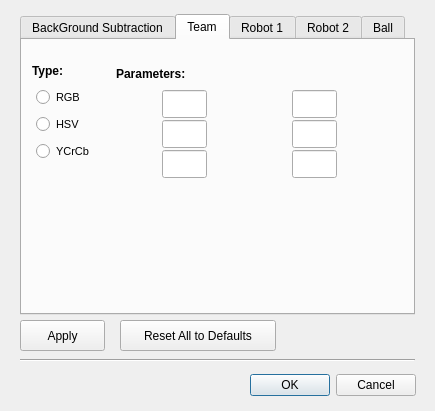
Above: Mirosot-PC/ProcessingSettingsDialog.ui from eyllanesc/Mirosot-Peru before the change. Below: the same form after it.
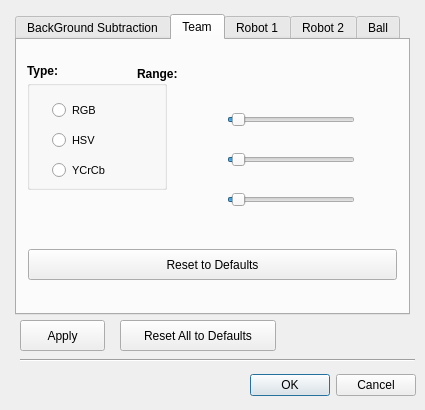
That is the form after the change. The open tabs and pages were chosen to show the change. Custom widgets are drawn as their Qt base class.

The edit to the form file:
```diff
--- a/Mirosot-PC/ProcessingSettingsDialog.ui
+++ b/Mirosot-PC/ProcessingSettingsDialog.ui
@@ -6,8 +6,8 @@
    <rect>
     <x>0</x>
     <y>0</y>
-    <width>435</width>
-    <height>411</height>
+    <width>425</width>
+    <height>410</height>
    </rect>
   </property>
   <property name="sizePolicy">
@@ -18,8 +18,14 @@
   </property>
   <property name="minimumSize">
    <size>
-    <width>0</width>
-    <height>0</height>
+    <width>425</width>
+    <height>410</height>
+   </size>
+  </property>
+  <property name="maximumSize">
+   <size>
+    <width>425</width>
+    <height>410</height>
    </size>
   </property>
   <property name="windowTitle">
@@ -31,7 +37,7 @@
   <widget class="QTabWidget" name="tabWidget">
    <property name="geometry">
     <rect>
-     <x>20</x>
+     <x>15</x>
      <y>14</y>
      <width>395</width>
      <height>301</height>
@@ -162,104 +168,10 @@
     <attribute name="title">
      <string>Team</string>
     </attribute>
-    <widget class="QPushButton" name="resetColorToDefaultsButton">
-     <property name="geometry">
-      <rect>
-       <x>11</x>
-       <y>286</y>
-       <width>135</width>
-       <height>31</height>
-      </rect>
-     </property>
-     <property name="text">
-      <string>Reset to Defaults</string>
-     </property>
-    </widget>
-    <widget class="QRadioButton" name="ColorRGBButton">
-     <property name="geometry">
-      <rect>
-       <x>14</x>
-       <y>47</y>
-       <width>49</width>
-       <height>21</height>
-      </rect>
-     </property>
-     <property name="maximumSize">
-      <size>
-       <width>140</width>
-       <height>16777215</height>
-      </size>
-     </property>
-     <property name="font">
-      <font>
-       <pointsize>8</pointsize>
-      </font>
-     </property>
-     <property name="text">
-      <string>RGB</string>
-     </property>
-     <attribute name="buttonGroup">
-      <string notr="true">ColorTypeGroup</string>
-     </attribute>
-    </widget>
-    <widget class="QRadioButton" name="ColorHSVButton">
-     <property name="geometry">
-      <rect>
-       <x>14</x>
-       <y>74</y>
-       <width>71</width>
-       <height>21</height>
-      </rect>
-     </property>
-     <property name="maximumSize">
-      <size>
-       <width>140</width>
-       <height>16777215</height>
-      </size>
-     </property>
-     <property name="font">
-      <font>
-       <pointsize>8</pointsize>
-      </font>
-     </property>
-     <property name="text">
-      <string>HSV</string>
-     </property>
-     <attribute name="buttonGroup">
-      <string notr="true">ColorTypeGroup</string>
-     </attribute>
-    </widget>
-    <widget class="QRadioButton" name="ColorYCrCbButton">
-     <property name="geometry">
-      <rect>
-       <x>14</x>
-       <y>101</y>
-       <width>62</width>
-       <height>21</height>
-      </rect>
-     </property>
-     <property name="maximumSize">
-      <size>
-       <width>140</width>
-       <height>16777215</height>
-      </size>
-     </property>
-     <property name="font">
-      <font>
-       <pointsize>8</pointsize>
-      </font>
-     </property>
-     <property name="text">
-      <string>YCrCb</string>
-     </property>
-     <attribute name="buttonGroup">
-      <string notr="true">ColorTypeGroup</string>
-     </attribute>
-    </widget>
     <widget class="QLabel" name="label_3">
      <property name="geometry">
       <rect>
-       <x>94</x>
+       <x>120</x>
        <y>20</y>
        <width>71</width>
        <height>27</height>
@@ -285,415 +197,7 @@
       </font>
      </property>
      <property name="text">
-      <string>Parameters:</string>
-     </property>
-    </widget>
-    <widget class="QLabel" name="ColorParam1Label">
-     <property name="geometry">
-      <rect>
-       <x>96</x>
-       <y>48</y>
-       <width>50</width>
-       <height>16</height>
-      </rect>
-     </property>
-     <property name="sizePolicy">
-      <sizepolicy hsizetype="Minimum" vsizetype="Preferred">
-       <horstretch>0</horstretch>
-       <verstretch>0</verstretch>
-      </sizepolicy>
-     </property>
-     <property name="minimumSize">
-      <size>
-       <width>50</width>
-       <height>0</height>
-      </size>
-     </property>
-     <property name="maximumSize">
-      <size>
-       <width>50</width>
-       <height>16777215</height>
-      </size>
-     </property>
-     <property name="font">
-      <font>
-       <pointsize>8</pointsize>
-      </font>
-     </property>
-     <property name="text">
-      <string/>
-     </property>
-    </widget>
-    <widget class="QLineEdit" name="ColorParam1Edit">
-     <property name="geometry">
-      <rect>
-       <x>140</x>
-       <y>50</y>
-       <width>45</width>
-       <height>28</height>
-      </rect>
-     </property>
-     <property name="sizePolicy">
-      <sizepolicy hsizetype="Minimum" vsizetype="Fixed">
-       <horstretch>0</horstretch>
-       <verstretch>0</verstretch>
-      </sizepolicy>
-     </property>
-     <property name="minimumSize">
-      <size>
-       <width>45</width>
-       <height>0</height>
-      </size>
-     </property>
-     <property name="maximumSize">
-      <size>
-       <width>45</width>
-       <height>16777215</height>
-      </size>
-     </property>
-     <property name="font">
-      <font>
-       <pointsize>8</pointsize>
-      </font>
-     </property>
-    </widget>
-    <widget class="QLabel" name="ColorParam2Label">
-     <property name="geometry">
-      <rect>
-       <x>96</x>
-       <y>84</y>
-       <width>50</width>
-       <height>16</height>
-      </rect>
-     </property>
-     <property name="sizePolicy">
-      <sizepolicy hsizetype="Minimum" vsizetype="Preferred">
-       <horstretch>0</horstretch>
-       <verstretch>0</verstretch>
-      </sizepolicy>
-     </property>
-     <property name="minimumSize">
-      <size>
-       <width>50</width>
-       <height>0</height>
-      </size>
-     </property>
-     <property name="maximumSize">
-      <size>
-       <width>50</width>
-       <height>16777215</height>
-      </size>
-     </property>
-     <property name="font">
-      <font>
-       <pointsize>8</pointsize>
-      </font>
-     </property>
-     <property name="text">
-      <string/>
-     </property>
-    </widget>
-    <widget class="QLabel" name="ColorParam2Label_2">
-     <property name="geometry">
-      <rect>
-       <x>220</x>
-       <y>80</y>
-       <width>50</width>
-       <height>16</height>
-      </rect>
-     </property>
-     <property name="minimumSize">
-      <size>
-       <width>50</width>
-       <height>0</height>
-      </size>
-     </property>
-     <property name="maximumSize">
-      <size>
-       <width>50</width>
-       <height>16777215</height>
-      </size>
-     </property>
-     <property name="font">
-      <font>
-       <pointsize>8</pointsize>
-      </font>
-     </property>
-     <property name="text">
-      <string/>
-     </property>
-    </widget>
-    <widget class="QLineEdit" name="ColorParam2Edit">
-     <property name="geometry">
-      <rect>
-       <x>140</x>
-       <y>80</y>
-       <width>45</width>
-       <height>28</height>
-      </rect>
-     </property>
-     <property name="sizePolicy">
-      <sizepolicy hsizetype="Minimum" vsizetype="Fixed">
-       <horstretch>0</horstretch>
-       <verstretch>0</verstretch>
-      </sizepolicy>
-     </property>
-     <property name="minimumSize">
-      <size>
-       <width>45</width>
-       <height>0</height>
-      </size>
-     </property>
-     <property name="maximumSize">
-      <size>
-       <width>45</width>
-       <height>16777215</height>
-      </size>
-     </property>
-     <property name="font">
-      <font>
-       <pointsize>8</pointsize>
-      </font>
-     </property>
-    </widget>
-    <widget class="QLabel" name="ColorParam3Label">
-     <property name="geometry">
-      <rect>
-       <x>96</x>
-       <y>120</y>
-       <width>50</width>
-       <height>16</height>
-      </rect>
-     </property>
-     <property name="sizePolicy">
-      <sizepolicy hsizetype="Minimum" vsizetype="Preferred">
-       <horstretch>0</horstretch>
-       <verstretch>0</verstretch>
-      </sizepolicy>
-     </property>
-     <property name="minimumSize">
-      <size>
-       <width>50</width>
-       <height>0</height>
-      </size>
-     </property>
-     <property name="maximumSize">
-      <size>
-       <width>50</width>
-       <height>16777215</height>
-      </size>
-     </property>
-     <property name="font">
-      <font>
-       <pointsize>8</pointsize>
-      </font>
-     </property>
-     <property name="text">
-      <string/>
-     </property>
-    </widget>
-    <widget class="QLineEdit" name="ColorParam3Edit">
-     <property name="geometry">
-      <rect>
-       <x>140</x>
-       <y>110</y>
-       <width>45</width>
-       <height>28</height>
-      </rect>
-     </property>
-     <property name="sizePolicy">
-      <sizepolicy hsizetype="Minimum" vsizetype="Fixed">
-       <horstretch>0</horstretch>
-       <verstretch>0</verstretch>
-      </sizepolicy>
-     </property>
-     <property name="minimumSize">
-      <size>
-       <width>45</width>
-       <height>0</height>
-      </size>
-     </property>
-     <property name="maximumSize">
-      <size>
-       <width>45</width>
-       <height>16777215</height>
-      </size>
-     </property>
-     <property name="font">
-      <font>
-       <pointsize>8</pointsize>
-      </font>
-     </property>
-    </widget>
-    <widget class="QLabel" name="ColorParam1Label_2">
-     <property name="geometry">
-      <rect>
-       <x>220</x>
-       <y>50</y>
-       <width>50</width>
-       <height>16</height>
-      </rect>
-     </property>
-     <property name="sizePolicy">
-      <sizepolicy hsizetype="Minimum" vsizetype="Preferred">
-       <horstretch>0</horstretch>
-       <verstretch>0</verstretch>
-      </sizepolicy>
-     </property>
-     <property name="minimumSize">
-      <size>
-       <width>50</width>
-       <height>0</height>
-      </size>
-     </property>
-     <property name="maximumSize">
-      <size>
-       <width>50</width>
-       <height>16777215</height>
-      </size>
-     </property>
-     <property name="font">
-      <font>
-       <pointsize>8</pointsize>
-      </font>
-     </property>
-     <property name="text">
-      <string/>
-     </property>
-    </widget>
-    <widget class="QLineEdit" name="ColorParam1Edit_2">
-     <property name="geometry">
-      <rect>
-       <x>270</x>
-       <y>50</y>
-       <width>45</width>
-       <height>28</height>
-      </rect>
-     </property>
-     <property name="sizePolicy">
-      <sizepolicy hsizetype="Minimum" vsizetype="Fixed">
-       <horstretch>0</horstretch>
-       <verstretch>0</verstretch>
-      </sizepolicy>
-     </property>
-     <property name="minimumSize">
-      <size>
-       <width>45</width>
-       <height>0</height>
-      </size>
-     </property>
-     <property name="maximumSize">
-      <size>
-       <width>45</width>
-       <height>16777215</height>
-      </size>
-     </property>
-     <property name="font">
-      <font>
-       <pointsize>8</pointsize>
-      </font>
-     </property>
-    </widget>
-    <widget class="QLineEdit" name="ColorParam2Edit_2">
-     <property name="geometry">
-      <rect>
-       <x>270</x>
-       <y>80</y>
-       <width>45</width>
-       <height>28</height>
-      </rect>
-     </property>
-     <property name="sizePolicy">
-      <sizepolicy hsizetype="Minimum" vsizetype="Fixed">
-       <horstretch>0</horstretch>
-       <verstretch>0</verstretch>
-      </sizepolicy>
-     </property>
-     <property name="minimumSize">
-      <size>
-       <width>45</width>
-       <height>0</height>
-      </size>
-     </property>
-     <property name="maximumSize">
-      <size>
-       <width>45</width>
-       <height>16777215</height>
-      </size>
-     </property>
-     <property name="font">
-      <font>
-       <pointsize>8</pointsize>
-      </font>
-     </property>
-    </widget>
-    <widget class="QLabel" name="ColorParam3Label_2">
-     <property name="geometry">
-      <rect>
-       <x>220</x>
-       <y>120</y>
-       <width>50</width>
-       <height>16</height>
-      </rect>
-     </property>
-     <property name="sizePolicy">
-      <sizepolicy hsizetype="Minimum" vsizetype="Preferred">
-       <horstretch>0</horstretch>
-       <verstretch>0</verstretch>
-      </sizepolicy>
-     </property>
-     <property name="minimumSize">
-      <size>
-       <width>50</width>
-       <height>0</height>
-      </size>
-     </property>
-     <property name="maximumSize">
-      <size>
-       <width>50</width>
-       <height>16777215</height>
-      </size>
-     </property>
-     <property name="font">
-      <font>
-       <pointsize>8</pointsize>
-      </font>
-     </property>
-     <property name="text">
-      <string/>
-     </property>
-    </widget>
-    <widget class="QLineEdit" name="ColorParam3Edit_2">
-     <property name="geometry">
-      <rect>
-       <x>270</x>
-       <y>110</y>
-       <width>45</width>
-       <height>28</height>
-      </rect>
-     </property>
-     <property name="sizePolicy">
-      <sizepolicy hsizetype="Minimum" vsizetype="Fixed">
-       <horstretch>0</horstretch>
-       <verstretch>0</verstretch>
-      </sizepolicy>
-     </property>
-     <property name="minimumSize">
-      <size>
-       <width>45</width>
-       <height>0</height>
-      </size>
-     </property>
-     <property name="maximumSize">
-      <size>
-       <width>45</width>
-       <height>16777215</height>
-      </size>
-     </property>
-     <property name="font">
-      <font>
-       <pointsize>8</pointsize>
-      </font>
+      <string>Range:</string>
      </property>
     </widget>
     <widget class="QLabel" name="label_2">
@@ -716,6 +220,281 @@
       <string>Type:</string>
      </property>
     </widget>
+    <widget class="QxtSpanSlider" name="TeamChannel1qxtSpanSlider">
+     <property name="geometry">
+      <rect>
+       <x>210</x>
+       <y>70</y>
+       <width>128</width>
+       <height>20</height>
+      </rect>
+     </property>
+     <property name="sizePolicy">
+      <sizepolicy hsizetype="Expanding" vsizetype="Fixed">
+       <horstretch>0</horstretch>
+       <verstretch>0</verstretch>
+      </sizepolicy>
+     </property>
+     <property name="maximum">
+      <number>255</number>
+     </property>
+     <property name="sliderPosition">
+      <number>10</number>
+     </property>
+     <property name="orientation">
+      <enum>Qt::Horizontal</enum>
+     </property>
+     <property name="tickPosition">
+      <enum>QSlider::NoTicks</enum>
+     </property>
+     <property name="upperValue">
+      <number>255</number>
+     </property>
+     <property name="handleMovementMode">
+      <enum>QxtSpanSlider::NoCrossing</enum>
+     </property>
+    </widget>
+    <widget class="QxtSpanSlider" name="TeamChannel2qxtSpanSlider">
+     <property name="geometry">
+      <rect>
+       <x>210</x>
+       <y>110</y>
+       <width>128</width>
+       <height>20</height>
+      </rect>
+     </property>
+     <property name="sizePolicy">
+      <sizepolicy hsizetype="Expanding" vsizetype="Fixed">
+       <horstretch>0</horstretch>
+       <verstretch>0</verstretch>
+      </sizepolicy>
+     </property>
+     <property name="maximum">
+      <number>255</number>
+     </property>
+     <property name="sliderPosition">
+      <number>10</number>
+     </property>
+     <property name="orientation">
+      <enum>Qt::Horizontal</enum>
+     </property>
+     <property name="upperValue">
+      <number>255</number>
+     </property>
+     <property name="handleMovementMode">
+      <enum>QxtSpanSlider::NoCrossing</enum>
+     </property>
+    </widget>
+    <widget class="QxtSpanSlider" name="TeamChannel3qxtSpanSlider">
+     <property name="geometry">
+      <rect>
+       <x>210</x>
+       <y>150</y>
+       <width>128</width>
+       <height>19</height>
+      </rect>
+     </property>
+     <property name="sizePolicy">
+      <sizepolicy hsizetype="Expanding" vsizetype="Fixed">
+       <horstretch>0</horstretch>
+       <verstretch>0</verstretch>
+      </sizepolicy>
+     </property>
+     <property name="maximum">
+      <number>255</number>
+     </property>
+     <property name="sliderPosition">
+      <number>10</number>
+     </property>
+     <property name="orientation">
+      <enum>Qt::Horizontal</enum>
+     </property>
+     <property name="upperValue">
+      <number>255</number>
+     </property>
+     <property name="upperPosition">
+      <number>255</number>
+     </property>
+     <property name="handleMovementMode">
+      <enum>QxtSpanSlider::NoCrossing</enum>
+     </property>
+    </widget>
+    <widget class="QPushButton" name="resetTeamToDefaultsButton">
+     <property name="geometry">
+      <rect>
+       <x>11</x>
+       <y>209</y>
+       <width>369</width>
+       <height>31</height>
+      </rect>
+     </property>
+     <property name="text">
+      <string>Reset to Defaults</string>
+     </property>
+    </widget>
+    <widget class="QLabel" name="TeamChannel1min">
+     <property name="geometry">
+      <rect>
+       <x>170</x>
+       <y>70</y>
+       <width>31</width>
+       <height>21</height>
+      </rect>
+     </property>
+     <property name="text">
+      <string/>
+     </property>
+    </widget>
+    <widget class="QLabel" name="TeamChannel1max">
+     <property name="geometry">
+      <rect>
+       <x>350</x>
+       <y>70</y>
+       <width>31</width>
+       <height>21</height>
+      </rect>
+     </property>
+     <property name="text">
+      <string/>
+     </property>
+    </widget>
+    <widget class="QLabel" name="TeamChannel2min">
+     <property name="geometry">
+      <rect>
+       <x>170</x>
+       <y>110</y>
+       <width>31</width>
+       <height>21</height>
+      </rect>
+     </property>
+     <property name="text">
+      <string/>
+     </property>
+    </widget>
+    <widget class="QLabel" name="TeamChannel2max">
+     <property name="geometry">
+      <rect>
+       <x>350</x>
+       <y>110</y>
+       <width>31</width>
+       <height>21</height>
+      </rect>
+     </property>
+     <property name="text">
+      <string/>
+     </property>
+    </widget>
+    <widget class="QLabel" name="TeamChannel3min">
+     <property name="geometry">
+      <rect>
+       <x>170</x>
+       <y>150</y>
+       <width>31</width>
+       <height>21</height>
+      </rect>
+     </property>
+     <property name="text">
+      <string/>
+     </property>
+    </widget>
+    <widget class="QLabel" name="TeamChannel3max">
+     <property name="geometry">
+      <rect>
+       <x>350</x>
+       <y>150</y>
+       <width>31</width>
+       <height>21</height>
+      </rect>
+     </property>
+     <property name="text">
+      <string/>
+     </property>
+    </widget>
+    <widget class="QGroupBox" name="groupBox_2">
+     <property name="geometry">
+      <rect>
+       <x>10</x>
+       <y>40</y>
+       <width>140</width>
+       <height>110</height>
+      </rect>
+     </property>
+     <property name="title">
+      <string/>
+     </property>
+     <widget class="QRadioButton" name="TeamColorRGBButton">
+      <property name="geometry">
+       <rect>
+        <x>25</x>
+        <y>20</y>
+        <width>60</width>
+        <height>20</height>
+       </rect>
+      </property>
+      <property name="maximumSize">
+       <size>
+        <width>140</width>
+        <height>16777215</height>
+       </size>
+      </property>
+      <property name="font">
+       <font>
+        <pointsize>8</pointsize>
+       </font>
+      </property>
+      <property name="text">
+       <string>RGB</string>
+      </property>
+     </widget>
+     <widget class="QRadioButton" name="TeamColorHSVButton">
+      <property name="geometry">
+       <rect>
+        <x>25</x>
+        <y>50</y>
+        <width>60</width>
+        <height>20</height>
+       </rect>
+      </property>
+      <property name="maximumSize">
+       <size>
+        <width>140</width>
+        <height>16777215</height>
+       </size>
+      </property>
+      <property name="font">
+       <font>
+        <pointsize>8</pointsize>
+       </font>
+      </property>
+      <property name="text">
+       <string>HSV</string>
+      </property>
+     </widget>
+     <widget class="QRadioButton" name="TeamColorYCrCbButton">
+      <property name="geometry">
+       <rect>
+        <x>25</x>
+        <y>80</y>
+        <width>60</width>
+        <height>20</height>
+       </rect>
+      </property>
+      <property name="maximumSize">
+       <size>
+        <width>140</width>
+        <height>16777215</height>
+       </size>
+      </property>
+      <property name="font">
+       <font>
+        <pointsize>8</pointsize>
+       </font>
+      </property>
+      <property name="text">
+       <string>YCrCb</string>
+      </property>
+     </widget>
+    </widget>
    </widget>
    <widget class="QWidget" name="Robot1Tab">
     <attribute name="title">
```
Left out of the diff: 1049 changed lines with no effect on the pictures.
